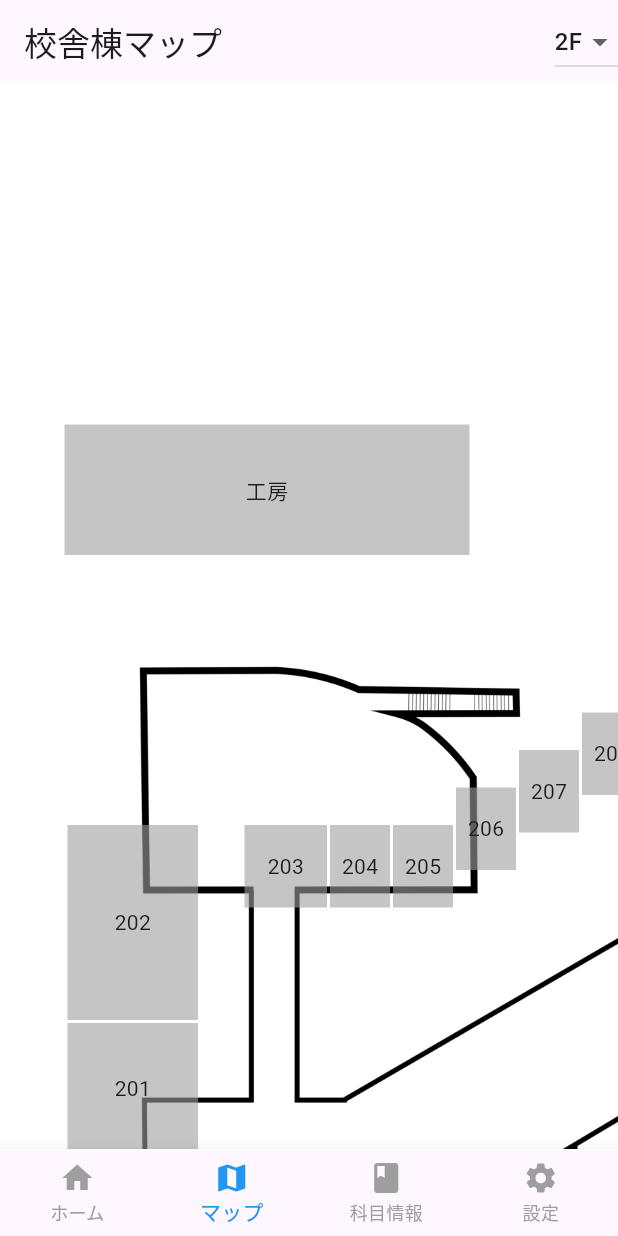
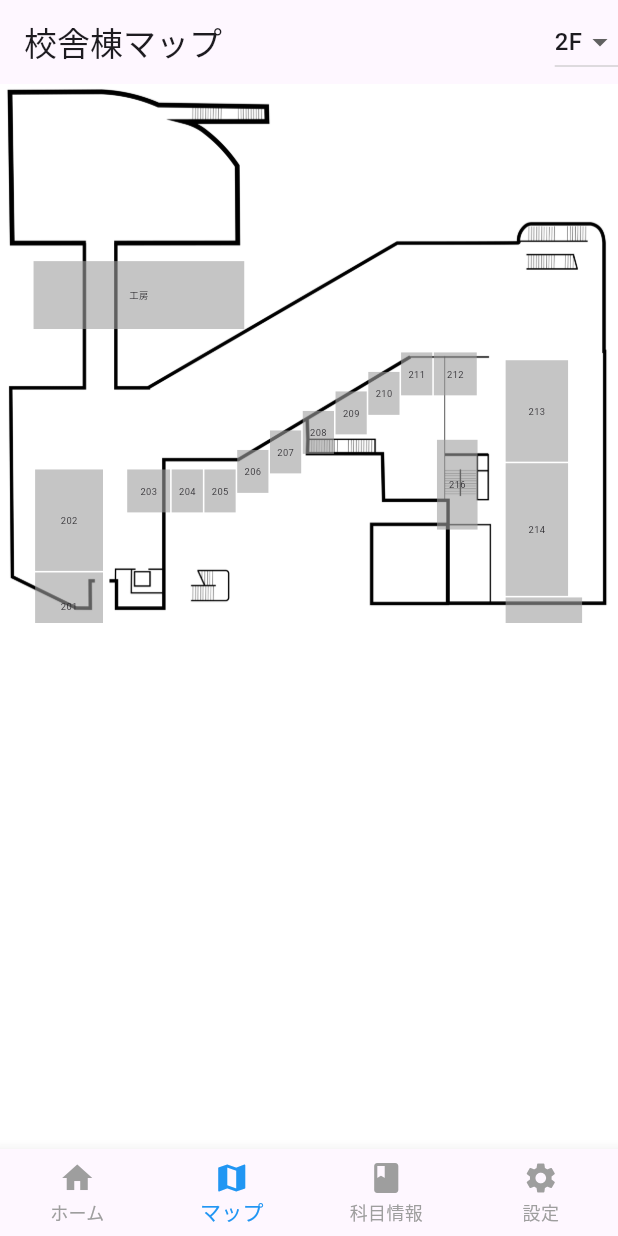
Before and after one commit to un-frozen-deaf/NTUT_Dotto_test, a Flutter app: the screen it shows after launch, on a phone screen of 412 x 824 dp. Run offline on Flutter 3.47's test engine with Material 3 defaults, Android fonts, the phone set to English and light mode, and no system bars.

Commit message:
fix buildRoom

```diff
--- a/test_1/lib/main.dart
+++ b/test_1/lib/main.dart
@@ -216,6 +216,7 @@ class _JpegMapScreenState extends State<JpegMapScreen> {
 
   @override
   Widget build(BuildContext context) {
+    final screenSize = MediaQuery.of(context).size;
     return Scaffold(
       backgroundColor: Colors.white,
       appBar: AppBar(
@@ -244,7 +245,7 @@ class _JpegMapScreenState extends State<JpegMapScreen> {
         child: InteractiveViewer(
           panEnabled: true,
           scaleEnabled: true,
-          minScale: 1.0,
+          minScale: 0.5,
           maxScale: 4.0,
           constrained: false,
           child: Stack(
@@ -254,8 +255,7 @@ class _JpegMapScreenState extends State<JpegMapScreen> {
                 _currentFloor == '2F'
                     ? 'assets/map-2F-1.png'
                     : 'assets/map-1F.png',
-                width: 792,
-                height: 1188,
+                width: screenSize.width,
                 fit: BoxFit.contain,
               ),
 
@@ -276,26 +276,26 @@ class _JpegMapScreenState extends State<JpegMapScreen> {
 
               // 部屋
               if (_currentFloor == '2F') ...[
-                _buildRoom('工房', 43, 227, 270, 87, '工房'),
-                _buildRoom('room201', 45, 626, 87, 87, '201'),
-                _buildRoom('room202', 45, 494, 87, 130, '202'),
-                _buildRoom('room203', 163, 494, 55, 55, '203'),
-                _buildRoom('room204', 220, 494, 40, 55, '204'),
-                _buildRoom('room205', 262, 494, 40, 55, '205'),
-                _buildRoom('room206', 304, 469, 40, 55, '206'),
-                _buildRoom('room207', 346, 444, 40, 55, '207'),
-                _buildRoom('room208', 388, 419, 40, 55, '208'),
-                _buildRoom('room209', 430, 394, 40, 55, '209'),
-                _buildRoom('room210', 472, 369, 40, 55, '210'),
-                _buildRoom('room211', 514, 344, 40, 55, '211'),
-                _buildRoom('room212', 556, 344, 55, 55, '212'),
-                _buildRoom('room213', 648, 354, 80, 130, '213'),
-                _buildRoom('room214', 648, 486, 80, 170, '214'),
-                _buildRoom('room215', 648, 658, 98, 85, '215'),
-                _buildRoom('room216', 560, 456, 52, 115, '216'),
+                _buildScaledRoom('工房', 43, 227, 270, 87, '工房',screenSize.width / 792),
+                _buildScaledRoom('room201', 45, 626, 87, 87, '201',screenSize.width / 792),
+                _buildScaledRoom('room202', 45, 494, 87, 130, '202',screenSize.width / 792),
+                _buildScaledRoom('room203', 163, 494, 55, 55, '203',screenSize.width / 792),
+                _buildScaledRoom('room204', 220, 494, 40, 55, '204',screenSize.width / 792),
+                _buildScaledRoom('room205', 262, 494, 40, 55, '205',screenSize.width / 792),
+                _buildScaledRoom('room206', 304, 469, 40, 55, '206',screenSize.width / 792),
+                _buildScaledRoom('room207', 346, 444, 40, 55, '207',screenSize.width / 792),
+                _buildScaledRoom('room208', 388, 419, 40, 55, '208',screenSize.width / 792),
+                _buildScaledRoom('room209', 430, 394, 40, 55, '209',screenSize.width / 792),
+                _buildScaledRoom('room210', 472, 369, 40, 55, '210',screenSize.width / 792),
+                _buildScaledRoom('room211', 514, 344, 40, 55, '211',screenSize.width / 792),
+                _buildScaledRoom('room212', 556, 344, 55, 55, '212',screenSize.width / 792),
+                _buildScaledRoom('room213', 648, 354, 80, 130, '213',screenSize.width / 792),
+                _buildScaledRoom('room214', 648, 486, 80, 170, '214',screenSize.width / 792),
+                _buildScaledRoom('room215', 648, 658, 98, 85, '215',screenSize.width / 792),
+                _buildScaledRoom('room216', 560, 456, 52, 115, '216',screenSize.width / 792),
               ] else ...[
-                _buildRoom('room101', 100, 200, 100, 100, '101'),
-                _buildRoom('room102', 250, 300, 100, 100, '102'),
+                _buildScaledRoom('room101', 100, 200, 100, 100, '101',screenSize.width / 792),
+                _buildScaledRoom('room102', 250, 300, 100, 100, '102',screenSize.width / 792),
               ],
 
               // 説明文
@@ -319,20 +319,21 @@ class _JpegMapScreenState extends State<JpegMapScreen> {
     );
   }
 
-  Widget _buildRoom(String id, double left, double top, double width,
-      double height, String label) {
+  Widget _buildScaledRoom(String id, double left, double top, double width,
+      double height, String label, double scale) {
     return Positioned(
-      left: left,
-      top: top,
+      left: left * scale,
+      top: top * scale,
       child: GestureDetector(
         onTap: () => _onRoomTapped(id),
         child: Container(
-          width: width,
-          height: height,
+          width: width * scale,
+          height: height * scale,
           color: roomColors[id]?.withOpacity(0.6) ?? Colors.grey.withOpacity(0.6),
-          child: Center(child: Text(label)),
+          child: Center(child: Text(label, style: TextStyle(fontSize: 12 * scale))),
         ),
       ),
     );
+
   }
 }
```
Also changed, not shown: test_1/assets/map-2F-1.png.
